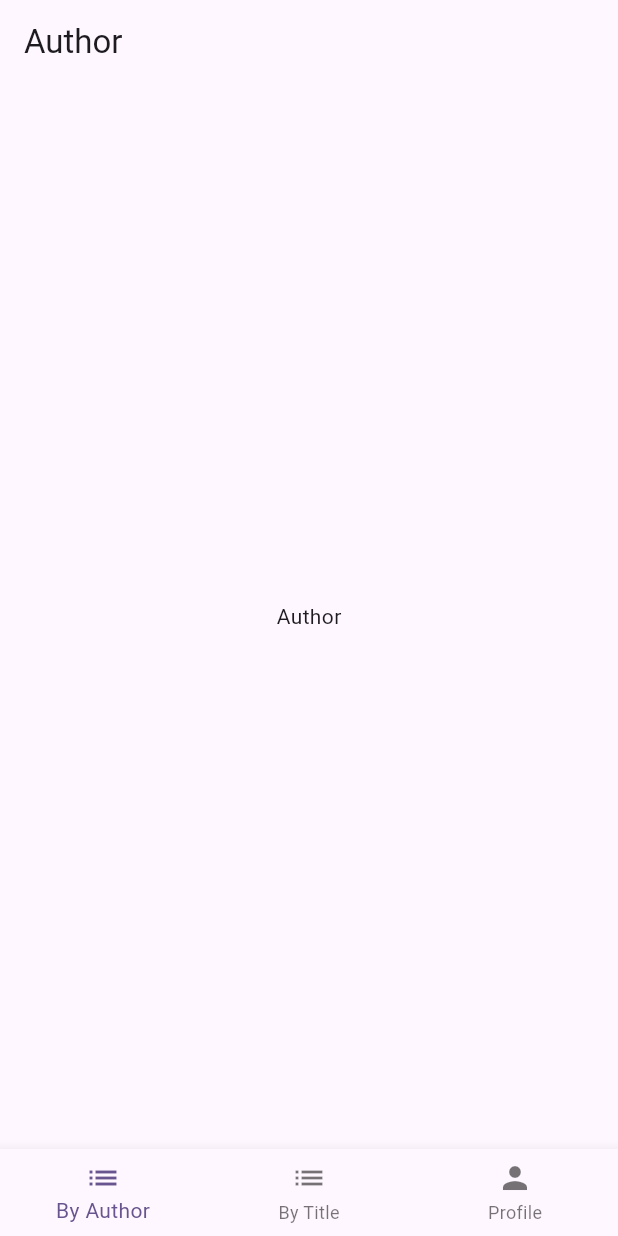
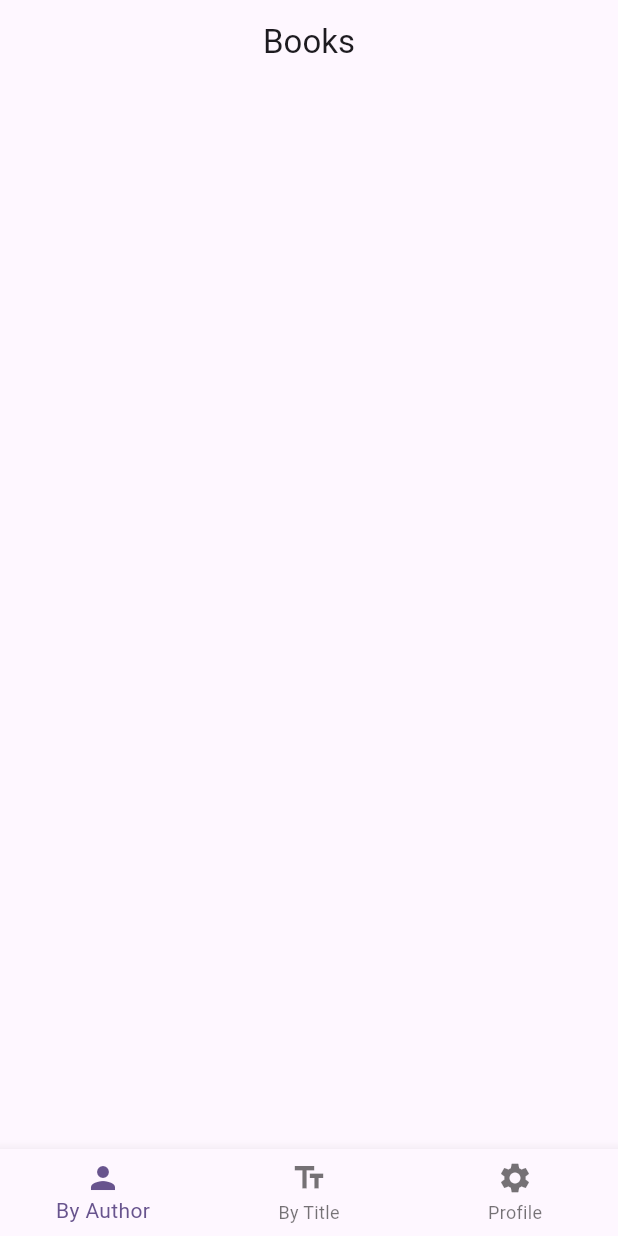
Before and after one commit to RuiwenG/268-GoRouter, a Flutter app: the ByAuthorPage screen opened by its route, on a phone screen of 412 x 824 dp. Run offline on Flutter 3.47's test engine with Material 3 defaults, Android fonts, the phone set to English and light mode, and no system bars; our stand-ins replace bloc, flutter_bloc, flutter_lorem, go_router.

Commit message:
ui changes

```diff
--- a/lib/pages/by_author_page.dart
+++ b/lib/pages/by_author_page.dart
@@ -6,8 +6,11 @@ class ByAuthorPage extends StatelessWidget {
   @override
   Widget build(BuildContext context) {
     return Scaffold(
-      appBar: AppBar(title: Text("Author")),
-      body: Center(child: Text("Author")),
+      appBar: AppBar(title: Text("Books"), centerTitle: true),
+      body: Center(child: Column(children: [
+
+        ],
+      )),
     );
   }
 }
--- a/lib/pages/by_title_page.dart
+++ b/lib/pages/by_title_page.dart
@@ -6,7 +6,7 @@ class ByTitlePage extends StatelessWidget {
   @override
   Widget build(BuildContext context) {
     return Scaffold(
-      appBar: AppBar(title: Text("Title")),
+      appBar: AppBar(title: Text("Books"), centerTitle: true),
       body: Center(child: Text("Title")),
     );
   }
--- a/lib/pages/login_page.dart
+++ b/lib/pages/login_page.dart
@@ -8,7 +8,7 @@ class LoginPage extends StatelessWidget {
   @override
   Widget build(BuildContext context) {
     return Scaffold(
-      appBar: AppBar(title: Text("Login")),
+      appBar: AppBar(title: Text("Login"), centerTitle: true),
       body: Center(
         child: Padding(
           padding: const EdgeInsets.all(8.0),
--- a/lib/pages/profile_page.dart
+++ b/lib/pages/profile_page.dart
@@ -8,7 +8,7 @@ class ProfilePage extends StatelessWidget {
   @override
   Widget build(BuildContext context) {
     return Scaffold(
-      appBar: AppBar(title: Text("Profile")),
+      appBar: AppBar(title: Text("Profile"), centerTitle: true),
       body: Center(
         child: Column(
           mainAxisSize: MainAxisSize.min,
--- a/lib/widgets/scaffold_with_nav_bar.dart
+++ b/lib/widgets/scaffold_with_nav_bar.dart
@@ -18,9 +18,12 @@ class ScaffoldWithNavBar extends StatelessWidget {
       body: child,
       bottomNavigationBar: BottomNavigationBar(
         items: const <BottomNavigationBarItem>[
-          BottomNavigationBarItem(icon: Icon(Icons.list), label: 'By Author'),
-          BottomNavigationBarItem(icon: Icon(Icons.list), label: 'By Title'),
-          BottomNavigationBarItem(icon: Icon(Icons.person), label: 'Profile'),
+          BottomNavigationBarItem(icon: Icon(Icons.person), label: 'By Author'),
+          BottomNavigationBarItem(
+            icon: Icon(Icons.text_fields),
+            label: 'By Title',
+          ),
+          BottomNavigationBarItem(icon: Icon(Icons.settings), label: 'Profile'),
         ],
         currentIndex: _calculateSelectedIndex(context),
         onTap: (int idx) => _onItemTapped(idx, context),
```
